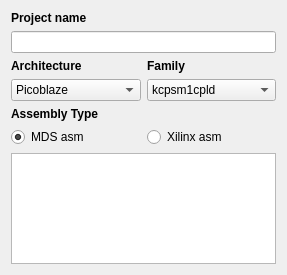
AbyssAbbeba/MDS-picoblaze-AVR-ide, file IDE/GUI/dialogs/projectcfg/projectcfg_general.ui: the form before one commit.
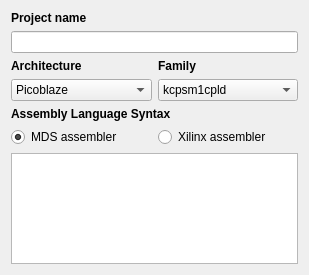
The form after the commit.

What changed in the file:
```diff
--- a/IDE/GUI/dialogs/projectcfg/projectcfg_general.ui
+++ b/IDE/GUI/dialogs/projectcfg/projectcfg_general.ui
@@ -6,7 +6,7 @@
    <rect>
     <x>0</x>
     <y>0</y>
-    <width>287</width>
+    <width>309</width>
     <height>275</height>
    </rect>
   </property>
@@ -14,19 +14,6 @@
    <string>Form</string>
   </property>
   <layout class="QGridLayout" name="gridLayout">
-   <item row="4" column="0">
-    <widget class="QLabel" name="label_2">
-     <property name="font">
-      <font>
-       <weight>75</weight>
-       <bold>true</bold>
-      </font>
-     </property>
-     <property name="text">
-      <string>Assembly Type</string>
-     </property>
-    </widget>
-   </item>
    <item row="0" column="0">
     <widget class="QLabel" name="label">
      <property name="font">
@@ -117,7 +104,7 @@
    <item row="5" column="0">
     <widget class="QRadioButton" name="rbMDS">
      <property name="text">
-      <string>MDS asm</string>
+      <string>MDS assembler</string>
      </property>
      <property name="checked">
       <bool>true</bool>
@@ -127,7 +114,20 @@
    <item row="5" column="1">
     <widget class="QRadioButton" name="rbXilinx">
      <property name="text">
-      <string>Xilinx asm</string>
+      <string>Xilinx assembler</string>
+     </property>
+    </widget>
+   </item>
+   <item row="4" column="0" colspan="2">
+    <widget class="QLabel" name="label_2">
+     <property name="font">
+      <font>
+       <weight>75</weight>
+       <bold>true</bold>
+      </font>
+     </property>
+     <property name="text">
+      <string>Assembly Language Syntax</string>
      </property>
     </widget>
    </item>
```
